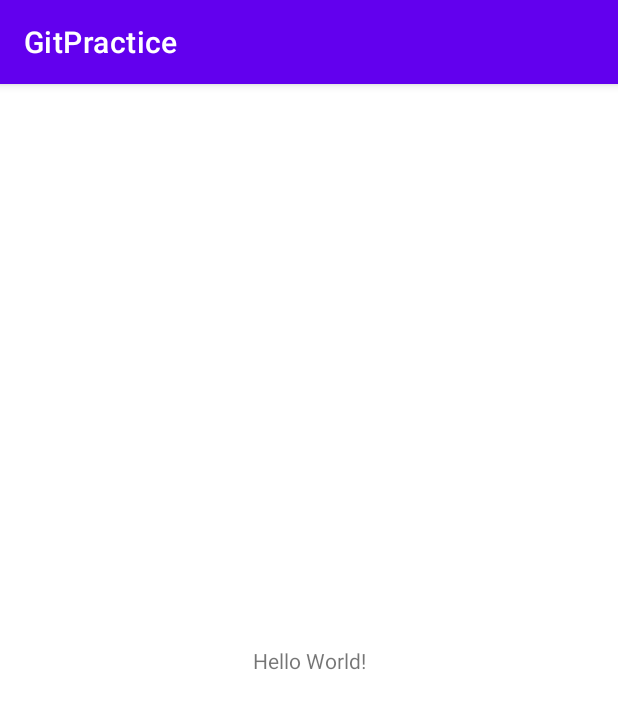
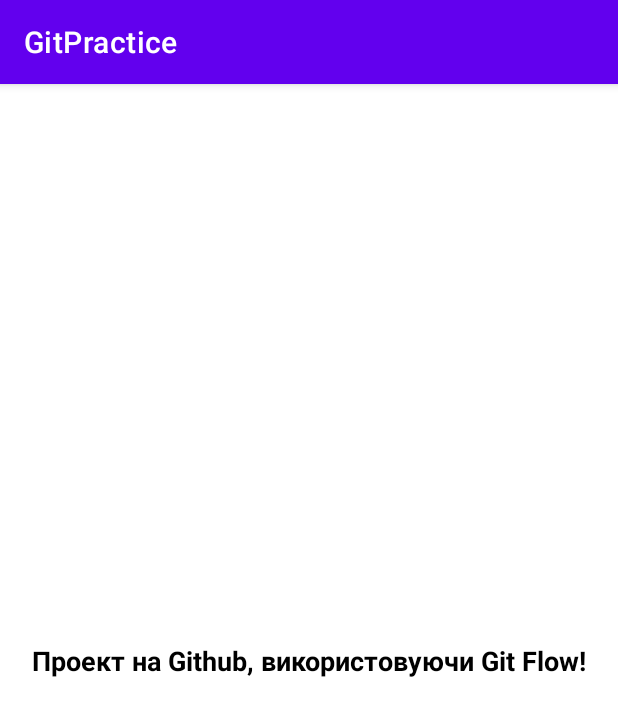
Before and after one commit to yuriycode/GitPractice, an Android app: the screen it shows after launch (MainActivity), on a phone screen of 412 x 824 dp. Shown: the top 716 px of the screen. Run offline under Robolectric (Android 15) with nearby library versions, the phone set to English and light mode, and no system bars.

Commit message:
Change text in activity_main

```diff
--- a/app/src/main/res/layout/activity_main.xml
+++ b/app/src/main/res/layout/activity_main.xml
@@ -9,7 +9,10 @@
     <TextView
         android:layout_width="wrap_content"
         android:layout_height="wrap_content"
-        android:text="Hello World!"
+        android:text="Проект на Github, використовуючи Git Flow!"
+        android:textStyle="bold"
+        android:textColor="@color/black"
+        android:textSize="18sp"
         app:layout_constraintBottom_toBottomOf="parent"
         app:layout_constraintEnd_toEndOf="parent"
         app:layout_constraintStart_toStartOf="parent"
```
